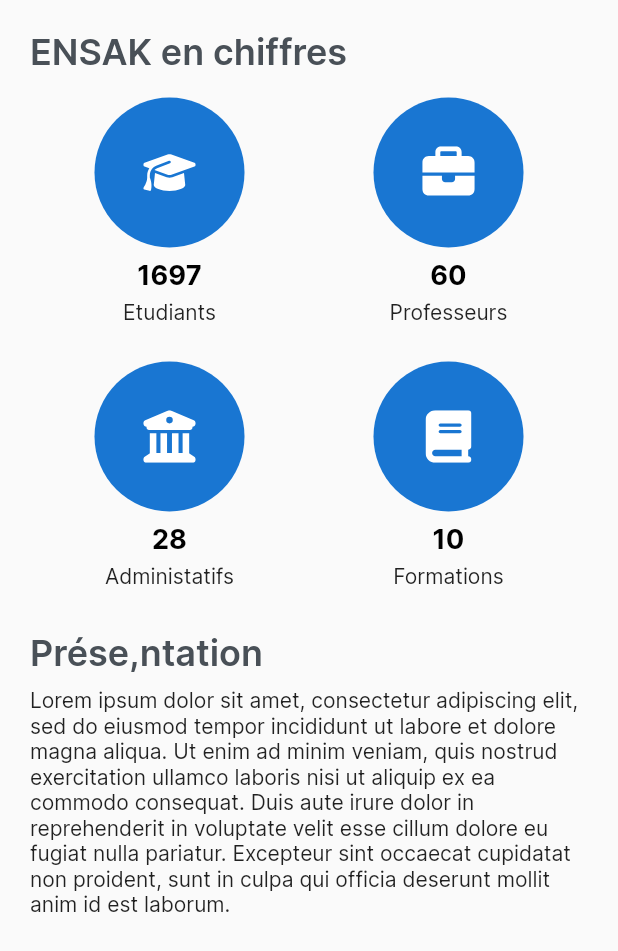
After one commit to Mouadspace/job-it-day, a Flutter app: the EnsakChiffre screen opened by its route, on a phone screen of 412 x 824 dp. The commit adds this screen. Shown: the top 951 px of the screen. Run offline on Flutter 3.47's test engine with Material 2 defaults, Android fonts, the light colour scheme and no system bars; our stand-ins replace flutter_svg, get.

Commit message:
ensak_en_chiffre

```diff
--- a/lib/controller/test_controller.dart
+++ b/lib/controller/test_controller.dart
@@ -1,5 +1,9 @@
 import 'package:get/get.dart';
 
+// What is this page for?
+//Whay are we incrementing and descriminting the counter?
+//Why is the type is RxInt, and what does it do?
+//Which page is this being applyed?
 class TestController extends GetxController {
   RxInt counter = 0.obs;
   void increment() {
@@ -12,3 +16,4 @@ class TestController extends GetxController {
     }
   }
 }
+// Just testing, not used in the main files.
--- a/lib/main.dart
+++ b/lib/main.dart
@@ -7,6 +7,7 @@ import 'view/screens/test_screen.dart';
 import 'view/screens/auth/sign_in.dart';
 import 'view/screens/user_type.dart';
 import 'view/screens/onbording.dart';
+import 'view/screens/ensak_en_chiffre.dart';
 
 void main() {
   runApp(const MyApp());
@@ -54,15 +55,25 @@ class MyApp extends StatelessWidget {
           secondary: secondaryColor,
         ),
       ),
-      initialBinding: MyBindings(),
-      initialRoute: '/',
+      initialBinding: MyBindings(), // what is this propertity "initialBinding"?
+      // not important! ^^^^^^^ At the moment.
+      initialRoute: '/', // Same here for the propertity?
+      // the main is '/',
       unknownRoute: GetPage(name: '/notfound', page: () => const UnknownPage()),
+      // What are we exactly doing above?
+
+      // Down here, look for the one in the matirial package.
+      // Answer:
+      // routes: {
+      //   'String': (context) => const SignIn(),
+      // },
       getPages: [
         GetPage(name: '/', page: () => const OnBording()),
         GetPage(name: "/user", page: () => const UserType()),
         GetPage(name: "/signin", page: () => const SignIn()),
         GetPage(name: "/signup", page: () => const SignUp()),
         GetPage(name: "/test", page: () => TestScreen()),
+        GetPage(name: "/ensak_en_chiffre", page: () => EnsakChiffre()),
       ],
     );
   }
--- a/lib/utils/mybindings.dart
+++ b/lib/utils/mybindings.dart
@@ -1,5 +1,5 @@
 import 'package:get/get.dart';
-
+//What????
 class MyBindings implements Bindings {
   @override
   void dependencies() {
--- a/lib/view/screens/auth/sign_in.dart
+++ b/lib/view/screens/auth/sign_in.dart
@@ -47,7 +47,9 @@ class SignIn extends StatelessWidget {
                 ),
                 const SizedBox(height: 15),
                 CustomInput(
-                    hintText: "email@gmail.com", controller: emailController),
+                  hintText: "email@gmail.com",
+                  controller: emailController,
+                ),
                 const SizedBox(height: 40),
                 Text(
                   'Mot de passe',
--- /dev/null
+++ b/lib/view/screens/ensak_en_chiffre.dart
@@ -0,0 +1,111 @@
+import 'package:flutter/material.dart';
+// import 'package:get/get.dart';
+import 'package:flutter_svg/flutter_svg.dart';
+
+// import '../widgets/auth_as_container.dart';
+
+class EnsakChiffre extends StatelessWidget {
+  EnsakChiffre({super.key});
+
+  // All the svg icons needed
+  SvgPicture etudiant = SvgPicture.asset(
+    'assets/svgs/graduation-cap-solid.svg',
+    color: Colors.white,
+    width: 35,
+    height: 35,
+  );
+  SvgPicture professeur = SvgPicture.asset(
+    'assets/svgs/briefcase-solid.svg',
+    color: Colors.white,
+    width: 35,
+    height: 35,
+  );
+  SvgPicture administration = SvgPicture.asset(
+    'assets/svgs/building-columns-solid.svg',
+    color: Colors.white,
+    width: 35,
+    height: 35,
+  );
+  SvgPicture formation = SvgPicture.asset(
+    'assets/svgs/book-solid.svg',
+    color: Colors.white,
+    width: 35,
+    height: 35,
+  );
+  // --------------------------------
+
+  @override
+  Widget build(BuildContext context) {
+    return Scaffold(
+      body: Padding(
+        padding: const EdgeInsets.all(20.0),
+        child: Column(
+          crossAxisAlignment: CrossAxisAlignment.start,
+          children: [
+            Text(
+              'ENSAK en chiffres',
+              style: Theme.of(context).textTheme.titleLarge,
+            ),
+            SizedBox(height: 16),
+            Row(
+              mainAxisAlignment: MainAxisAlignment.spaceAround,
+              children: [
+                _buildCircleColumn(1697, 'Etudiants', etudiant),
+                // SizedBox(
+                //   width: 25,
+                // ),
+                _buildCircleColumn(60, 'Professeurs', professeur),
+              ],
+            ),
+            SizedBox(height: 25),
+            Row(
+              mainAxisAlignment: MainAxisAlignment.spaceAround,
+              children: [
+                _buildCircleColumn(28, 'Administatifs', administration),
+                // SizedBox(
+                //   width: 25,
+                // ),
+                _buildCircleColumn(10, 'Formations', formation),
+              ],
+            ),
+            SizedBox(height: 29),
+            Text(
+              'Prése,ntation',
+              style: Theme.of(context).textTheme.titleLarge,
+            ),
+            SizedBox(
+              height: 8,
+            ),
+            Text(
+              "Lorem ipsum dolor sit amet, consectetur adipiscing elit, sed do eiusmod tempor incididunt ut labore et dolore magna aliqua. Ut enim ad minim veniam, quis nostrud exercitation ullamco laboris nisi ut aliquip ex ea commodo consequat. Duis aute irure dolor in reprehenderit in voluptate velit esse cillum dolore eu fugiat nulla pariatur. Excepteur sint occaecat cupidatat non proident, sunt in culpa qui officia deserunt mollit anim id est laborum.",
+            ),
+          ],
+        ),
+      ),
+    );
+  }
+
+  Widget _buildCircleColumn(int chiffre, String title, SvgPicture icon) {
+    return Column(
+      children: [
+        CircleAvatar(
+          radius: 50,
+          child: icon,
+        ),
+        SizedBox(height: 8),
+        Text(
+          chiffre.toString(),
+          style: TextStyle(
+            color: Colors.black,
+            fontSize: 18,
+            fontWeight: FontWeight.bold,
+          ),
+        ),
+        SizedBox(
+          height: 4,
+        ),
+        Text(title),
+      ],
+    );
+  }
+}
--- a/lib/view/widgets/custom_input.dart
+++ b/lib/view/widgets/custom_input.dart
@@ -5,7 +5,10 @@ class CustomInput extends StatelessWidget {
   final TextEditingController controller;
   final String hintText;
   const CustomInput(
-      {super.key, required this.hintText, required this.controller});
+      {super.key,
+      required this.hintText,
+      required this.controller
+      });
 
   @override
   Widget build(BuildContext context) {
```
Also changed, not shown: assets/svgs/book-open-solid.svg (added), assets/svgs/book-solid.svg (added), assets/svgs/briefcase-solid.svg (added), assets/svgs/briefcase.svg (added), assets/svgs/building-columns-solid.svg (added), assets/svgs/graduation-cap-solid.svg (added), assets/svgs/regular_house.svg (added), assets/svgs/studying.svg (added), assets/svgs/teacher_with_suit.svg (added), pubspec.lock, 1 other file.
